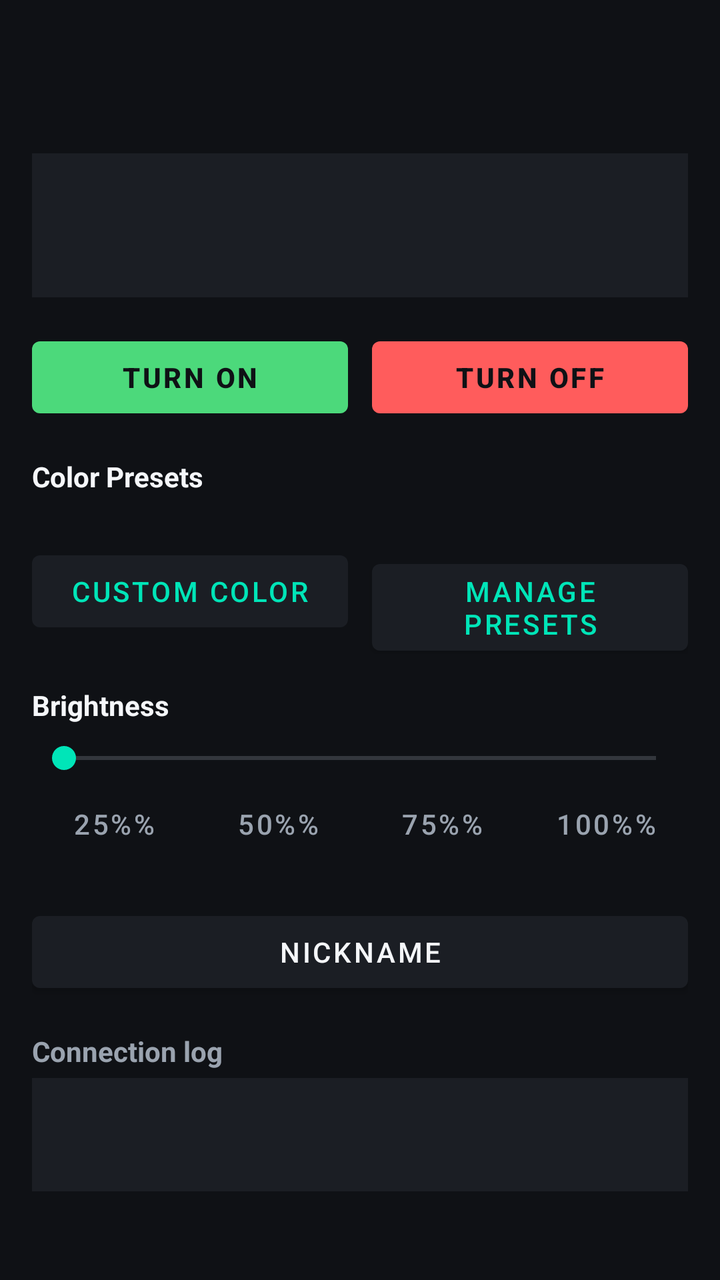
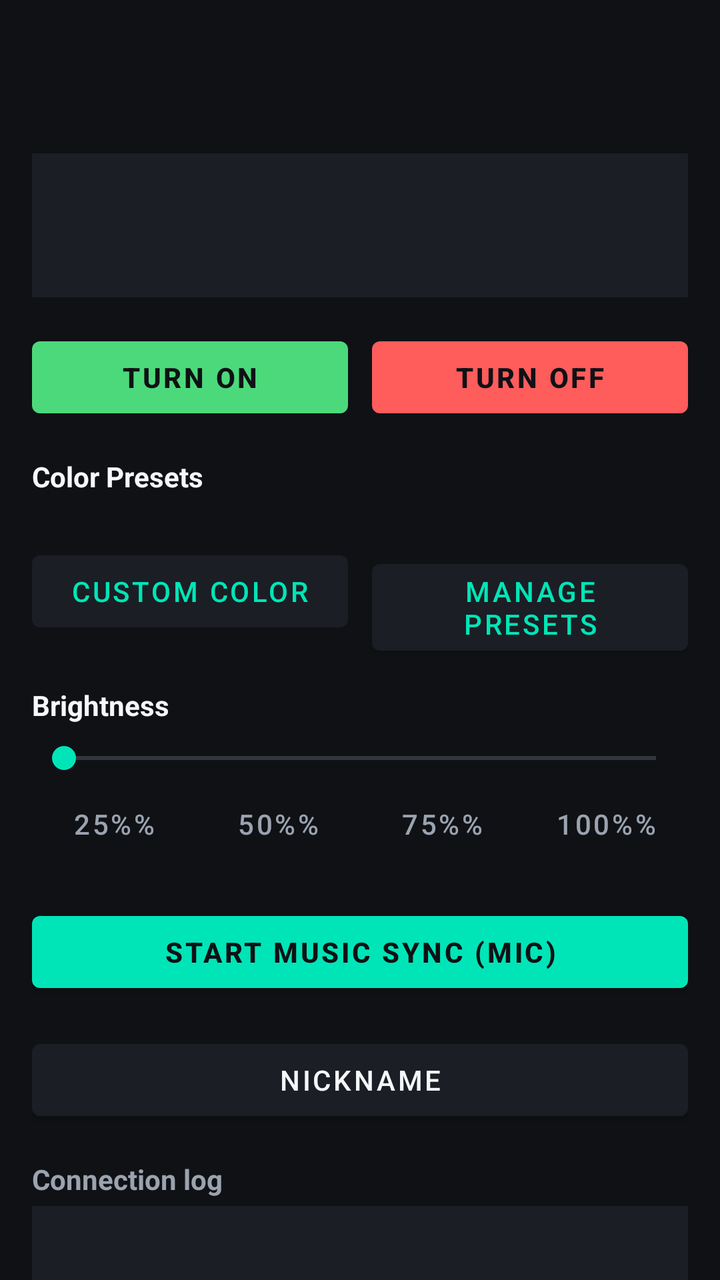

Screens rendered from an Android XML layout before and after an edit, with the pre-edit source and the edit as a unified diff.
<!-- AndroidManifest.xml: application theme Theme.KsLed -->
<!-- res/layout/activity_device_control.xml -->
<?xml version="1.0" encoding="utf-8"?>
<androidx.core.widget.NestedScrollView xmlns:android="http://schemas.android.com/apk/res/android"
    xmlns:app="http://schemas.android.com/apk/res-auto"
    android:layout_width="match_parent"
    android:layout_height="match_parent"
    android:background="@color/ks_background">

    <LinearLayout
        android:layout_width="match_parent"
        android:layout_height="wrap_content"
        android:orientation="vertical"
        android:padding="16dp">

        <TextView
            android:id="@+id/deviceTitle"
            android:layout_width="match_parent"
            android:layout_height="wrap_content"
            android:textColor="@color/ks_text_primary"
            android:textSize="20sp"
            android:textStyle="bold" />

        <TextView
            android:id="@+id/deviceSubtitle"
            android:layout_width="match_parent"
            android:layout_height="wrap_content"
            android:textColor="@color/ks_text_secondary"
            android:textSize="13sp"
            android:layout_marginBottom="16dp" />

        <View
            android:id="@+id/colorPreview"
            android:layout_width="match_parent"
            android:layout_height="72dp"
            android:background="@color/ks_surface"
            android:layout_marginBottom="16dp" />

        <LinearLayout
            android:layout_width="match_parent"
            android:layout_height="wrap_content"
            android:orientation="horizontal"
            android:layout_marginBottom="16dp">

            <com.google.android.material.button.MaterialButton
                android:id="@+id/onButton"
                android:layout_width="0dp"
                android:layout_height="wrap_content"
                android:layout_weight="1"
                android:layout_marginEnd="6dp"
                android:text="@string/control_on"
                app:backgroundTint="@color/ks_success"
                android:textColor="@color/ks_background"
                android:textStyle="bold" />

            <com.google.android.material.button.MaterialButton
                android:id="@+id/offButton"
                android:layout_width="0dp"
                android:layout_height="wrap_content"
                android:layout_weight="1"
                android:layout_marginStart="6dp"
                android:text="@string/control_off"
                app:backgroundTint="@color/ks_danger"
                android:textColor="@color/ks_background"
                android:textStyle="bold" />
        </LinearLayout>

        <TextView
            android:layout_width="match_parent"
            android:layout_height="wrap_content"
            android:text="@string/control_presets"
            android:textColor="@color/ks_text_primary"
            android:textStyle="bold"
            android:layout_marginBottom="8dp" />

        <androidx.recyclerview.widget.RecyclerView
            android:id="@+id/presetGrid"
            android:layout_width="match_parent"
            android:layout_height="wrap_content"
            android:layout_marginBottom="16dp" />

        <LinearLayout
            android:layout_width="match_parent"
            android:layout_height="wrap_content"
            android:orientation="horizontal"
            android:layout_marginBottom="16dp">

            <com.google.android.material.button.MaterialButton
                android:id="@+id/customColorButton"
                android:layout_width="0dp"
                android:layout_height="wrap_content"
                android:layout_weight="1"
                android:layout_marginEnd="6dp"
                android:text="@string/control_custom"
                app:backgroundTint="@color/ks_surface"
                android:textColor="@color/ks_accent" />

            <com.google.android.material.button.MaterialButton
                android:id="@+id/managePresetsButton"
                android:layout_width="0dp"
                android:layout_height="wrap_content"
                android:layout_weight="1"
                android:layout_marginStart="6dp"
                android:text="@string/control_manage_presets"
                app:backgroundTint="@color/ks_surface"
                android:textColor="@color/ks_accent" />
        </LinearLayout>

        <TextView
            android:id="@+id/brightnessLabel"
            android:layout_width="match_parent"
            android:layout_height="wrap_content"
            android:text="@string/control_brightness"
            android:textColor="@color/ks_text_primary"
            android:textStyle="bold"
            android:layout_marginBottom="8dp" />

        <SeekBar
            android:id="@+id/brightnessSeekBar"
            android:layout_width="match_parent"
            android:layout_height="wrap_content"
            android:max="255" />

        <LinearLayout
            android:layout_width="match_parent"
            android:layout_height="wrap_content"
            android:orientation="horizontal"
            android:layout_marginBottom="16dp">

            <com.google.android.material.button.MaterialButton
                android:id="@+id/brightness25"
                style="@style/Widget.MaterialComponents.Button.TextButton"
                android:layout_width="0dp"
                android:layout_height="wrap_content"
                android:layout_weight="1"
                android:text="@string/brightness_25"
                android:textColor="@color/ks_text_secondary" />

            <com.google.android.material.button.MaterialButton
                android:id="@+id/brightness50"
                style="@style/Widget.MaterialComponents.Button.TextButton"
                android:layout_width="0dp"
                android:layout_height="wrap_content"
                android:layout_weight="1"
                android:text="@string/brightness_50"
                android:textColor="@color/ks_text_secondary" />

            <com.google.android.material.button.MaterialButton
                android:id="@+id/brightness75"
                style="@style/Widget.MaterialComponents.Button.TextButton"
                android:layout_width="0dp"
                android:layout_height="wrap_content"
                android:layout_weight="1"
                android:text="@string/brightness_75"
                android:textColor="@color/ks_text_secondary" />

            <com.google.android.material.button.MaterialButton
                android:id="@+id/brightness100"
                style="@style/Widget.MaterialComponents.Button.TextButton"
                android:layout_width="0dp"
                android:layout_height="wrap_content"
                android:layout_weight="1"
                android:text="@string/brightness_100"
                android:textColor="@color/ks_text_secondary" />
        </LinearLayout>

        <com.google.android.material.button.MaterialButton
            android:id="@+id/nicknameButton"
            android:layout_width="match_parent"
            android:layout_height="wrap_content"
            android:text="@string/control_nickname"
            app:backgroundTint="@color/ks_surface"
            android:textColor="@color/ks_text_primary"
            android:layout_marginBottom="16dp" />

        <TextView
            android:layout_width="match_parent"
            android:layout_height="wrap_content"
            android:text="@string/verbose_log"
            android:textColor="@color/ks_text_secondary"
            android:textStyle="bold"
            android:layout_marginBottom="4dp" />

        <TextView
            android:id="@+id/logText"
            android:layout_width="match_parent"
            android:layout_height="wrap_content"
            android:fontFamily="monospace"
            android:textSize="11sp"
            android:textColor="@color/ks_text_secondary"
            android:background="@color/ks_surface"
            android:padding="8dp"
            android:minLines="3" />

    </LinearLayout>
</androidx.core.widget.NestedScrollView>
<!-- resources referenced by this layout -->
<resources>
  <color name="ks_accent">#00E5B8</color>
  <color name="ks_background">#0F1115</color>
  <color name="ks_danger">#FF5C5C</color>
  <color name="ks_success">#4CD97B</color>
  <color name="ks_surface">#1B1E24</color>
  <color name="ks_text_primary">#F5F7FA</color>
  <color name="ks_text_secondary">#9AA3AF</color>
  <string name="brightness_100">100%%</string>
  <string name="brightness_25">25%%</string>
  <string name="brightness_50">50%%</string>
  <string name="brightness_75">75%%</string>
  <string name="control_brightness">Brightness</string>
  <string name="control_custom">Custom Color</string>
  <string name="control_manage_presets">Manage Presets</string>
  <string name="control_nickname">Nickname</string>
  <string name="control_off">Turn OFF</string>
  <string name="control_on">Turn ON</string>
  <string name="control_presets">Color Presets</string>
  <string name="verbose_log">Connection log</string>
  <style name="Theme.KsLed" parent="Theme.MaterialComponents.DayNight.NoActionBar">
          <item name="colorPrimary">@color/ks_accent</item>
          <item name="colorPrimaryDark">@color/ks_background</item>
          <item name="colorAccent">@color/ks_accent</item>
          <item name="android:windowBackground">@color/ks_background</item>
          <item name="android:statusBarColor" tools:targetApi="l">@color/ks_background</item>
          <item name="android:textColorPrimary">@color/ks_text_primary</item>
          <item name="android:textColorSecondary">@color/ks_text_secondary</item>
      </style>
</resources>

<!-- the commit's change to res/layout/activity_device_control.xml (unified diff, before → after) -->
@@ -163,6 +163,16 @@
         </LinearLayout>
 
         <com.google.android.material.button.MaterialButton
+            android:id="@+id/musicSyncButton"
+            android:layout_width="match_parent"
+            android:layout_height="wrap_content"
+            android:text="@string/music_sync_start"
+            app:backgroundTint="@color/ks_accent"
+            android:textColor="@color/ks_background"
+            android:textStyle="bold"
+            android:layout_marginBottom="16dp" />
+
+        <com.google.android.material.button.MaterialButton
             android:id="@+id/nicknameButton"
             android:layout_width="match_parent"
             android:layout_height="wrap_content"
<!-- resource entries referenced after the edit -->
@@ -18,6 +18,7 @@
   <string name="control_off">Turn OFF</string>
   <string name="control_on">Turn ON</string>
   <string name="control_presets">Color Presets</string>
+  <string name="music_sync_start">Start Music Sync (Mic)</string>
   <string name="verbose_log">Connection log</string>
   <style name="Theme.KsLed" parent="Theme.MaterialComponents.DayNight.NoActionBar">
           <item name="colorPrimary">@color/ks_accent</item>
